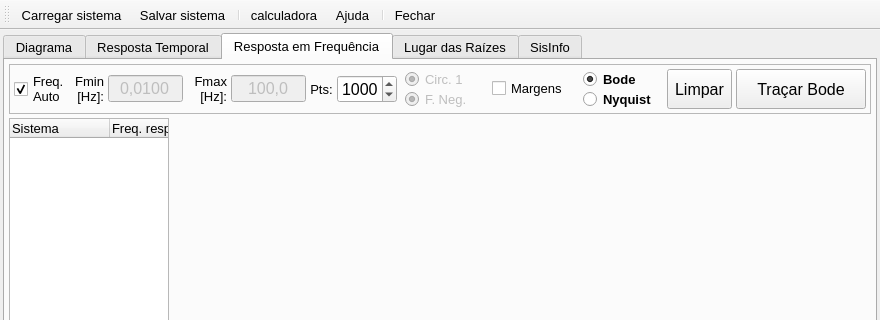
The window that MainWindow.ui (miguelmoreto/labcontrole) describes before a commit, drawn with Qt 5; both pictures show x 0 to 880 and y 0 to 320 of the 880 by 600 pixel window.
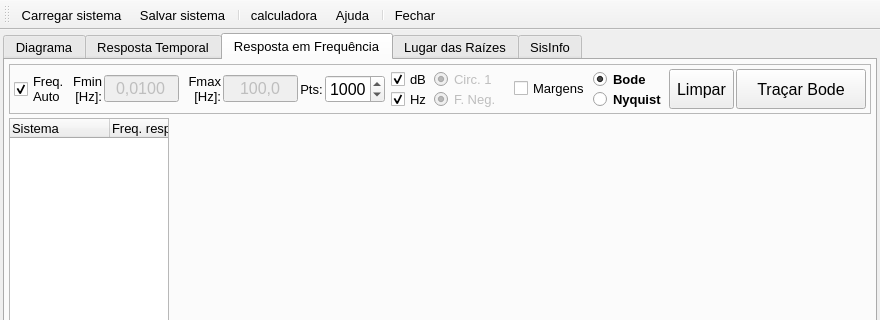
The same window after the commit. The open tabs and pages were chosen to show the change. Icons and pictures are not drawn. Custom widgets are drawn as their Qt base class.

Commit message: Fixed a bug with new version of scipy. Started to work with issue #44 (enhancement). Added GUI checkboxes.

The edit to the form file:
```diff
--- a/MainWindow.ui
+++ b/MainWindow.ui
@@ -2967,9 +2967,9 @@
           <property name="frameShadow">
            <enum>QFrame::Raised</enum>
           </property>
-          <layout class="QHBoxLayout" name="horizontalLayout_8" stretch="0,0,0,0,0,0,0,0,0,0,0,0">
+          <layout class="QHBoxLayout" name="horizontalLayout_8" stretch="0,0,0,0,0,0,0,0,0,0,0,0,0">
            <property name="spacing">
-            <number>4</number>
+            <number>2</number>
            </property>
            <property name="leftMargin">
             <number>4</number>
@@ -3243,6 +3243,62 @@
              </property>
             </widget>
            </item>
+           <item>
+            <widget class="QFrame" name="frameBodeOpt">
+             <property name="frameShape">
+              <enum>QFrame::NoFrame</enum>
+             </property>
+             <property name="frameShadow">
+              <enum>QFrame::Plain</enum>
+             </property>
+             <property name="lineWidth">
+              <number>0</number>
+             </property>
+             <layout class="QVBoxLayout" name="verticalLayout_9">
+              <property name="spacing">
+               <number>0</number>
+              </property>
+              <property name="leftMargin">
+               <number>4</number>
+              </property>
+              <property name="topMargin">
+               <number>0</number>
+              </property>
+              <property name="rightMargin">
+               <number>0</number>
+              </property>
+              <property name="bottomMargin">
+               <number>0</number>
+              </property>
+              <item>
+               <widget class="QCheckBox" name="checkBoxDB">
+                <property name="toolTip">
+                 <string>Desmarque para plotar o ganho em unidades físicas</string>
+                </property>
+                <property name="text">
+                 <string>dB</string>
+                </property>
+                <property name="checked">
+                 <bool>true</bool>
+                </property>
+               </widget>
+              </item>
+              <item>
+               <widget class="QCheckBox" name="checkBoxHz">
+                <property name="toolTip">
+                 <string>Desmarque para plotar em rad/s</string>
+                </property>
+                <property name="text">
+                 <string notr="true">Hz</string>
+                </property>
+                <property name="checked">
+                 <bool>true</bool>
+                </property>
+               </widget>
+              </item>
+             </layout>
+            </widget>
+           </item>
            <item>
             <widget class="QFrame" name="frameNyquistOpt">
              <property name="sizePolicy">
@@ -3253,7 +3309,7 @@
              </property>
              <property name="minimumSize">
               <size>
-               <width>80</width>
+               <width>0</width>
                <height>0</height>
               </size>
              </property>
@@ -3277,7 +3333,7 @@
                <number>0</number>
               </property>
               <property name="leftMargin">
-               <number>4</number>
+               <number>0</number>
               </property>
               <property name="topMargin">
                <number>0</number>
@@ -3355,7 +3411,7 @@
              </property>
              <property name="minimumSize">
               <size>
-               <width>80</width>
+               <width>0</width>
                <height>0</height>
               </size>
              </property>
```
Left out of the diff: 2 changed lines with no effect on the pictures. The commit also changes 1 other file.
